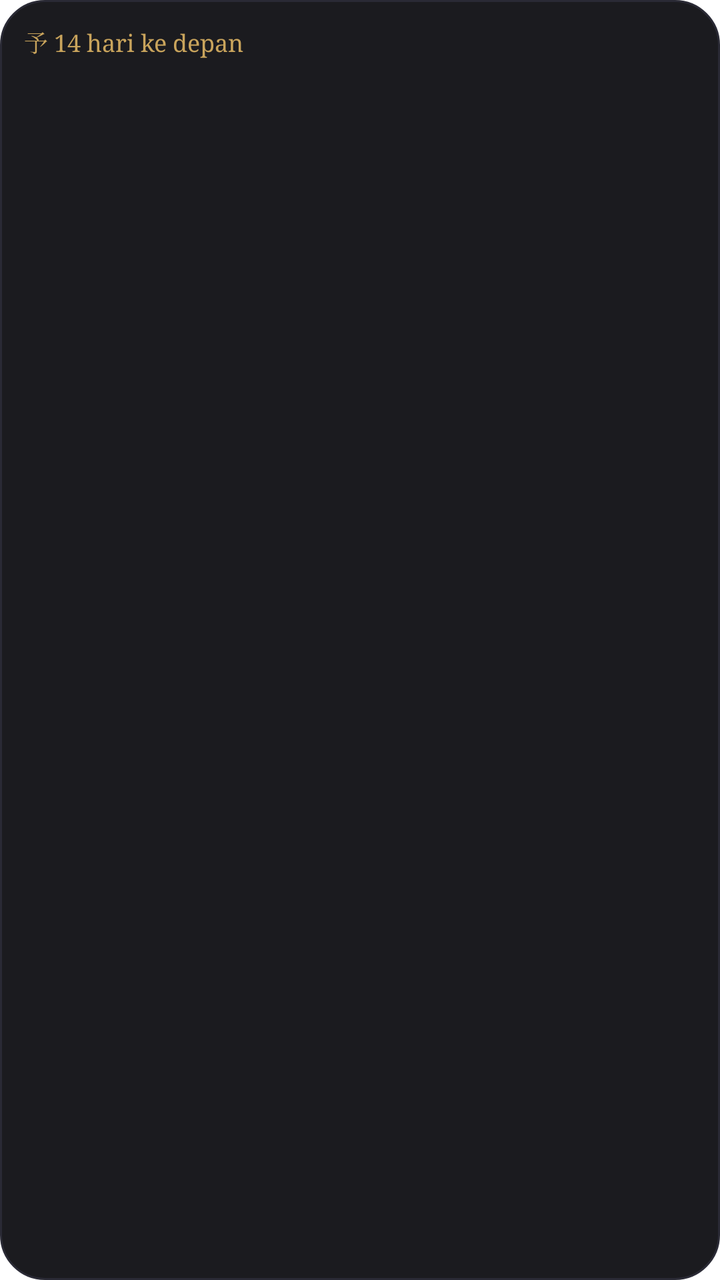
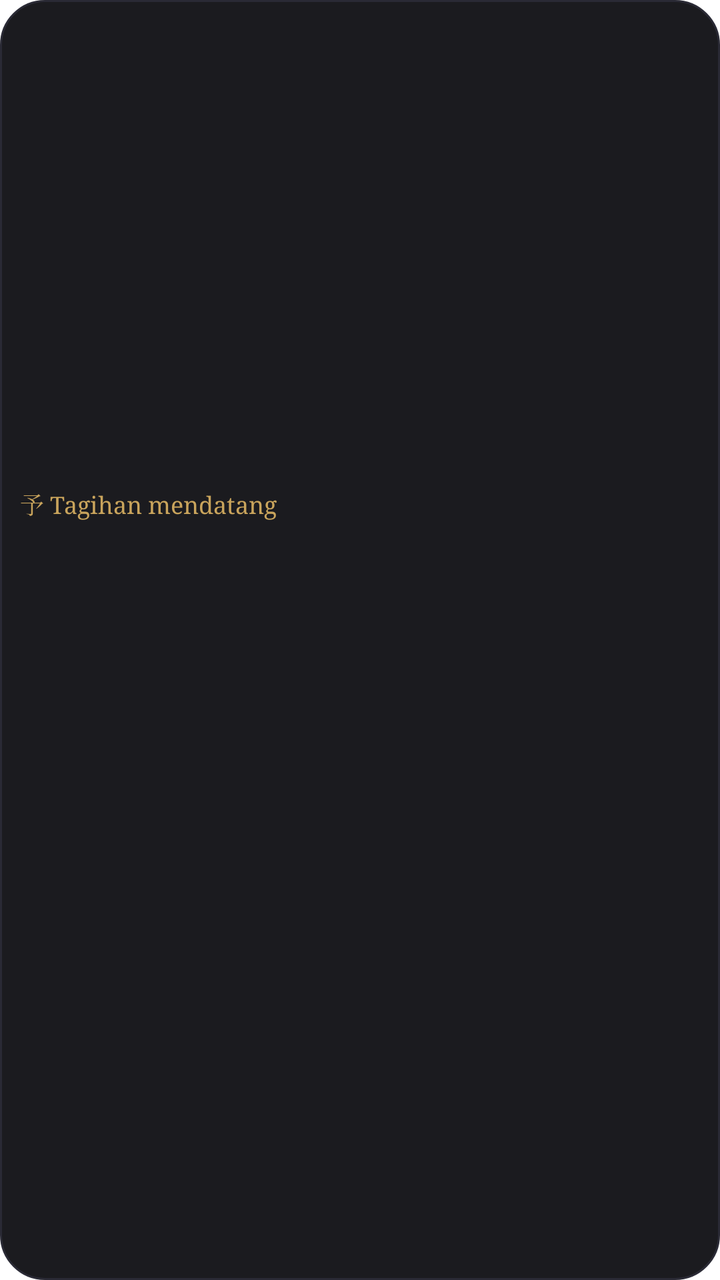

The first picture is an Android layout as it rendered before a commit; the second is the same layout after the commit. The layout source and the unified diff follow.
<!-- AndroidManifest.xml: fallback theme Theme.MaterialComponents.DayNight.NoActionBar -->
<!-- res/layout/widget_upcoming.xml -->
<?xml version="1.0" encoding="utf-8"?>
<LinearLayout xmlns:android="http://schemas.android.com/apk/res/android"
    android:id="@+id/root"
    android:layout_width="match_parent"
    android:layout_height="match_parent"
    android:background="@drawable/widget_bg"
    android:orientation="vertical"
    android:padding="12dp">

    <TextView
        android:layout_width="wrap_content"
        android:layout_height="wrap_content"
        android:fontFamily="serif"
        android:text="予 14 hari ke depan"
        android:textColor="#C9A45C"
        android:textSize="12sp" />

    <TextView
        android:id="@+id/empty"
        android:layout_width="match_parent"
        android:layout_height="match_parent"
        android:gravity="center"
        android:text="Tidak ada tagihan dalam 14 hari 🎐"
        android:textColor="#9A948A"
        android:textSize="12sp"
        android:visibility="gone" />

    <LinearLayout android:id="@+id/u_0" android:layout_width="match_parent" android:layout_height="wrap_content" android:layout_marginTop="5dp" android:gravity="center_vertical" android:orientation="horizontal">
        <TextView android:id="@+id/u_0_icon" android:layout_width="24dp" android:layout_height="wrap_content" android:fontFamily="serif" android:gravity="center" android:textColor="#C9A45C" android:textSize="14sp" android:textStyle="bold" />
        <LinearLayout android:layout_width="0dp" android:layout_height="wrap_content" android:layout_marginStart="6dp" android:layout_weight="1" android:orientation="vertical">
            <TextView android:id="@+id/u_0_title" android:layout_width="match_parent" android:layout_height="wrap_content" android:ellipsize="end" android:singleLine="true" android:textColor="#EDE6D6" android:textSize="12sp" />
            <TextView android:id="@+id/u_0_date" android:layout_width="match_parent" android:layout_height="wrap_content" android:singleLine="true" android:textColor="#9A948A" android:textSize="10sp" />
        </LinearLayout>
        <TextView android:id="@+id/u_0_amount" android:layout_width="wrap_content" android:layout_height="wrap_content" android:textSize="12sp" android:textStyle="bold" />
    </LinearLayout>

    <LinearLayout android:id="@+id/u_1" android:layout_width="match_parent" android:layout_height="wrap_content" android:layout_marginTop="4dp" android:gravity="center_vertical" android:orientation="horizontal">
        <TextView android:id="@+id/u_1_icon" android:layout_width="24dp" android:layout_height="wrap_content" android:fontFamily="serif" android:gravity="center" android:textColor="#C9A45C" android:textSize="14sp" android:textStyle="bold" />
        <LinearLayout android:layout_width="0dp" android:layout_height="wrap_content" android:layout_marginStart="6dp" android:layout_weight="1" android:orientation="vertical">
            <TextView android:id="@+id/u_1_title" android:layout_width="match_parent" android:layout_height="wrap_content" android:ellipsize="end" android:singleLine="true" android:textColor="#EDE6D6" android:textSize="12sp" />
            <TextView android:id="@+id/u_1_date" android:layout_width="match_parent" android:layout_height="wrap_content" android:singleLine="true" android:textColor="#9A948A" android:textSize="10sp" />
        </LinearLayout>
        <TextView android:id="@+id/u_1_amount" android:layout_width="wrap_content" android:layout_height="wrap_content" android:textSize="12sp" android:textStyle="bold" />
    </LinearLayout>

    <LinearLayout android:id="@+id/u_2" android:layout_width="match_parent" android:layout_height="wrap_content" android:layout_marginTop="4dp" android:gravity="center_vertical" android:orientation="horizontal">
        <TextView android:id="@+id/u_2_icon" android:layout_width="24dp" android:layout_height="wrap_content" android:fontFamily="serif" android:gravity="center" android:textColor="#C9A45C" android:textSize="14sp" android:textStyle="bold" />
        <LinearLayout android:layout_width="0dp" android:layout_height="wrap_content" android:layout_marginStart="6dp" android:layout_weight="1" android:orientation="vertical">
            <TextView android:id="@+id/u_2_title" android:layout_width="match_parent" android:layout_height="wrap_content" android:ellipsize="end" android:singleLine="true" android:textColor="#EDE6D6" android:textSize="12sp" />
            <TextView android:id="@+id/u_2_date" android:layout_width="match_parent" android:layout_height="wrap_content" android:singleLine="true" android:textColor="#9A948A" android:textSize="10sp" />
        </LinearLayout>
        <TextView android:id="@+id/u_2_amount" android:layout_width="wrap_content" android:layout_height="wrap_content" android:textSize="12sp" android:textStyle="bold" />
    </LinearLayout>

    <LinearLayout android:id="@+id/u_3" android:layout_width="match_parent" android:layout_height="wrap_content" android:layout_marginTop="4dp" android:gravity="center_vertical" android:orientation="horizontal">
        <TextView android:id="@+id/u_3_icon" android:layout_width="24dp" android:layout_height="wrap_content" android:fontFamily="serif" android:gravity="center" android:textColor="#C9A45C" android:textSize="14sp" android:textStyle="bold" />
        <LinearLayout android:layout_width="0dp" android:layout_height="wrap_content" android:layout_marginStart="6dp" android:layout_weight="1" android:orientation="vertical">
            <TextView android:id="@+id/u_3_title" android:layout_width="match_parent" android:layout_height="wrap_content" android:ellipsize="end" android:singleLine="true" android:textColor="#EDE6D6" android:textSize="12sp" />
            <TextView android:id="@+id/u_3_date" android:layout_width="match_parent" android:layout_height="wrap_content" android:singleLine="true" android:textColor="#9A948A" android:textSize="10sp" />
        </LinearLayout>
        <TextView android:id="@+id/u_3_amount" android:layout_width="wrap_content" android:layout_height="wrap_content" android:textSize="12sp" android:textStyle="bold" />
    </LinearLayout>
</LinearLayout>
<!-- resources referenced by this layout -->
<resources>
  <!-- drawable widget_bg (drawable) -->
  <?xml version="1.0" encoding="utf-8"?>
  <shape xmlns:android="http://schemas.android.com/apk/res/android" android:shape="rectangle">
      <solid android:color="#F20F0F14" />
      <corners android:radius="22dp" />
      <stroke android:width="1dp" android:color="#2A2A35" />
  </shape>
</resources>

<!-- the commit's change to res/layout/widget_upcoming.xml (unified diff, before → after) -->
@@ -4,60 +4,62 @@
     android:layout_width="match_parent"
     android:layout_height="match_parent"
     android:background="@drawable/widget_bg"
+    android:gravity="center_vertical"
     android:orientation="vertical"
-    android:padding="12dp">
+    android:padding="10dp">
 
     <TextView
+        android:id="@+id/header"
         android:layout_width="wrap_content"
         android:layout_height="wrap_content"
         android:fontFamily="serif"
-        android:text="予 14 hari ke depan"
+        android:text="予 Tagihan mendatang"
         android:textColor="#C9A45C"
         android:textSize="12sp" />
 
     <TextView
         android:id="@+id/empty"
         android:layout_width="match_parent"
-        android:layout_height="match_parent"
+        android:layout_height="wrap_content"
         android:gravity="center"
-        android:text="Tidak ada tagihan dalam 14 hari 🎐"
+        android:text="Tidak ada tagihan 🎐"
         android:textColor="#9A948A"
         android:textSize="12sp"
         android:visibility="gone" />
 
-    <LinearLayout android:id="@+id/u_0" android:layout_width="match_parent" android:layout_height="wrap_content" android:layout_marginTop="5dp" android:gravity="center_vertical" android:orientation="horizontal">
-        <TextView android:id="@+id/u_0_icon" android:layout_width="24dp" android:layout_height="wrap_content" android:fontFamily="serif" android:gravity="center" android:textColor="#C9A45C" android:textSize="14sp" android:textStyle="bold" />
-        <LinearLayout android:layout_width="0dp" android:layout_height="wrap_content" android:layout_marginStart="6dp" android:layout_weight="1" android:orientation="vertical">
+    <LinearLayout android:id="@+id/u_0" android:layout_width="match_parent" android:layout_height="wrap_content" android:layout_marginTop="4dp" android:gravity="center_vertical" android:orientation="horizontal">
+        <TextView android:id="@+id/u_0_icon" android:layout_width="22dp" android:layout_height="wrap_content" android:layout_marginEnd="6dp" android:fontFamily="serif" android:gravity="center" android:textColor="#C9A45C" android:textSize="14sp" android:textStyle="bold" />
+        <LinearLayout android:layout_width="0dp" android:layout_height="wrap_content" android:layout_weight="1" android:orientation="vertical">
             <TextView android:id="@+id/u_0_title" android:layout_width="match_parent" android:layout_height="wrap_content" android:ellipsize="end" android:singleLine="true" android:textColor="#EDE6D6" android:textSize="12sp" />
             <TextView android:id="@+id/u_0_date" android:layout_width="match_parent" android:layout_height="wrap_content" android:singleLine="true" android:textColor="#9A948A" android:textSize="10sp" />
         </LinearLayout>
-        <TextView android:id="@+id/u_0_amount" android:layout_width="wrap_content" android:layout_height="wrap_content" android:textSize="12sp" android:textStyle="bold" />
+        <TextView android:id="@+id/u_0_amount" android:layout_width="wrap_content" android:layout_height="wrap_content" android:layout_marginStart="4dp" android:singleLine="true" android:textSize="12sp" android:textStyle="bold" />
     </LinearLayout>
 
     <LinearLayout android:id="@+id/u_1" android:layout_width="match_parent" android:layout_height="wrap_content" android:layout_marginTop="4dp" android:gravity="center_vertical" android:orientation="horizontal">
-        <TextView android:id="@+id/u_1_icon" android:layout_width="24dp" android:layout_height="wrap_content" android:fontFamily="serif" android:gravity="center" android:textColor="#C9A45C" android:textSize="14sp" android:textStyle="bold" />
-        <LinearLayout android:layout_width="0dp" android:layout_height="wrap_content" android:layout_marginStart="6dp" android:layout_weight="1" android:orientation="vertical">
+        <TextView android:id="@+id/u_1_icon" android:layout_width="22dp" android:layout_height="wrap_content" android:layout_marginEnd="6dp" android:fontFamily="serif" android:gravity="center" android:textColor="#C9A45C" android:textSize="14sp" android:textStyle="bold" />
+        <LinearLayout android:layout_width="0dp" android:layout_height="wrap_content" android:layout_weight="1" android:orientation="vertical">
             <TextView android:id="@+id/u_1_title" android:layout_width="match_parent" android:layout_height="wrap_content" android:ellipsize="end" android:singleLine="true" android:textColor="#EDE6D6" android:textSize="12sp" />
             <TextView android:id="@+id/u_1_date" android:layout_width="match_parent" android:layout_height="wrap_content" android:singleLine="true" android:textColor="#9A948A" android:textSize="10sp" />
         </LinearLayout>
-        <TextView android:id="@+id/u_1_amount" android:layout_width="wrap_content" android:layout_height="wrap_content" android:textSize="12sp" android:textStyle="bold" />
+        <TextView android:id="@+id/u_1_amount" android:layout_width="wrap_content" android:layout_height="wrap_content" android:layout_marginStart="4dp" android:singleLine="true" android:textSize="12sp" android:textStyle="bold" />
     </LinearLayout>
 
     <LinearLayout android:id="@+id/u_2" android:layout_width="match_parent" android:layout_height="wrap_content" android:layout_marginTop="4dp" android:gravity="center_vertical" android:orientation="horizontal">
-        <TextView android:id="@+id/u_2_icon" android:layout_width="24dp" android:layout_height="wrap_content" android:fontFamily="serif" android:gravity="center" android:textColor="#C9A45C" android:textSize="14sp" android:textStyle="bold" />
-        <LinearLayout android:layout_width="0dp" android:layout_height="wrap_content" android:layout_marginStart="6dp" android:layout_weight="1" android:orientation="vertical">
+        <TextView android:id="@+id/u_2_icon" android:layout_width="22dp" android:layout_height="wrap_content" android:layout_marginEnd="6dp" android:fontFamily="serif" android:gravity="center" android:textColor="#C9A45C" android:textSize="14sp" android:textStyle="bold" />
+        <LinearLayout android:layout_width="0dp" android:layout_height="wrap_content" android:layout_weight="1" android:orientation="vertical">
             <TextView android:id="@+id/u_2_title" android:layout_width="match_parent" android:layout_height="wrap_content" android:ellipsize="end" android:singleLine="true" android:textColor="#EDE6D6" android:textSize="12sp" />
             <TextView android:id="@+id/u_2_date" android:layout_width="match_parent" android:layout_height="wrap_content" android:singleLine="true" android:textColor="#9A948A" android:textSize="10sp" />
         </LinearLayout>
-        <TextView android:id="@+id/u_2_amount" android:layout_width="wrap_content" android:layout_height="wrap_content" android:textSize="12sp" android:textStyle="bold" />
+        <TextView android:id="@+id/u_2_amount" android:layout_width="wrap_content" android:layout_height="wrap_content" android:layout_marginStart="4dp" android:singleLine="true" android:textSize="12sp" android:textStyle="bold" />
     </LinearLayout>
 
     <LinearLayout android:id="@+id/u_3" android:layout_width="match_parent" android:layout_height="wrap_content" android:layout_marginTop="4dp" android:gravity="center_vertical" android:orientation="horizontal">
-        <TextView android:id="@+id/u_3_icon" android:layout_width="24dp" android:layout_height="wrap_content" android:fontFamily="serif" android:gravity="center" android:textColor="#C9A45C" android:textSize="14sp" android:textStyle="bold" />
-        <LinearLayout android:layout_width="0dp" android:layout_height="wrap_content" android:layout_marginStart="6dp" android:layout_weight="1" android:orientation="vertical">
+        <TextView android:id="@+id/u_3_icon" android:layout_width="22dp" android:layout_height="wrap_content" android:layout_marginEnd="6dp" android:fontFamily="serif" android:gravity="center" android:textColor="#C9A45C" android:textSize="14sp" android:textStyle="bold" />
+        <LinearLayout android:layout_width="0dp" android:layout_height="wrap_content" android:layout_weight="1" android:orientation="vertical">
             <TextView android:id="@+id/u_3_title" android:layout_width="match_parent" android:layout_height="wrap_content" android:ellipsize="end" android:singleLine="true" android:textColor="#EDE6D6" android:textSize="12sp" />
             <TextView android:id="@+id/u_3_date" android:layout_width="match_parent" android:layout_height="wrap_content" android:singleLine="true" android:textColor="#9A948A" android:textSize="10sp" />
         </LinearLayout>
-        <TextView android:id="@+id/u_3_amount" android:layout_width="wrap_content" android:layout_height="wrap_content" android:textSize="12sp" android:textStyle="bold" />
+        <TextView android:id="@+id/u_3_amount" android:layout_width="wrap_content" android:layout_height="wrap_content" android:layout_marginStart="4dp" android:singleLine="true" android:textSize="12sp" android:textStyle="bold" />
     </LinearLayout>
 </LinearLayout>
